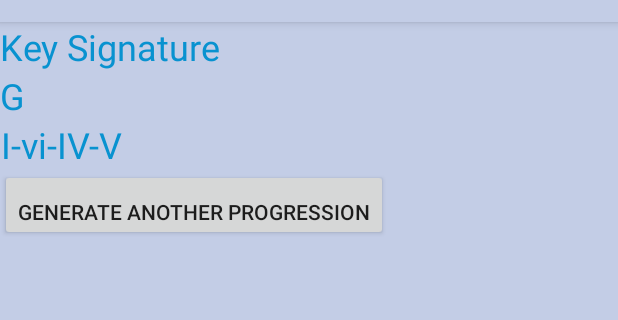
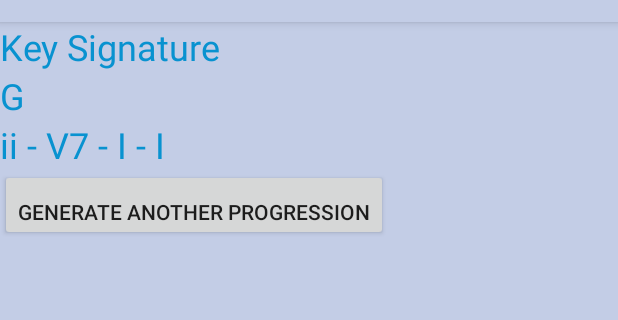
Before and after one commit to IUS-CS/c490-project-GoodGuyGregory, an Android app: the screen it shows after launch (MainActivity), after a tap on "GENERATE ANOTHER PROGRESSION", on a phone screen of 412 x 824 dp, the part 62-382 px from its top. Run offline under Robolectric (Android 15) with nearby library versions, the phone set to English and light mode, and no system bars.

Commit message:
adds medium chords and chord progression generation

```diff
--- a/MusicTrainer/app/src/main/java/goodguygregory/app/musictrainer/MainActivity.kt
+++ b/MusicTrainer/app/src/main/java/goodguygregory/app/musictrainer/MainActivity.kt
@@ -45,7 +45,25 @@ class MainActivity : AppCompatActivity() {
             "I - vi - IV -V"
         )
 //        mediumProgressions
-//        val mediumChords = arrayOf()
+        val mediumChords = arrayOf(
+            "I - iv - V7 - I",
+            "I - I - V -V -I6 - IV - V7 - I",
+            "I - V - V7 - I I6 - IV - V7 - I",
+            "I - III7 - IV - V7",
+            "i - VI - iv - vii*",
+            "I - V - vi - iii - IV - I - ii6/5 - V7",
+            "i - iv - V - i - IV - ii*6 - V - i",
+            "I - IV - V - I - vi - ii6 - V - I",
+            "I - IV - V - I - vi - ii6 - V - I",
+            "i - V - VI - III - iv - i - ii6/5 - V7",
+            "i - V - V7 - i i6 - iv - V7 - i",
+            "i - VI - III - vii*",
+            "I - IV - V - V7 - I - IV - V7 - I",
+            "bVI - bIII - bVIII - IV - I - I - I - I",
+            "ii* - V7 - i - i",
+            "i - iv - VII - III - VI - ii* - V - i",
+            "I - vi - ii - V7"
+        )
 
 //        hardProgressions
 //        val hardChords = arrayOf()
@@ -63,6 +81,15 @@ class MainActivity : AppCompatActivity() {
             keySignatureValue!!.text = easyKey
 
 //       generates random progression
+            val easyProgressionGenerator = Random()
+
+//            generate random progression
+            val randomEasyProg = easyProgressionGenerator.nextInt(easyChords.size)
+
+            val easyProg = easyChords[randomEasyProg]
+
+            progressionTextView!!.text = easyProg
+
 
         }
     }
```
